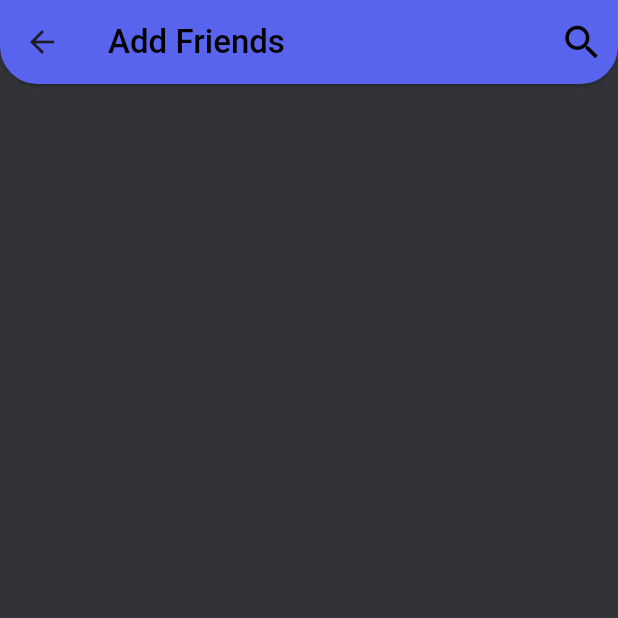
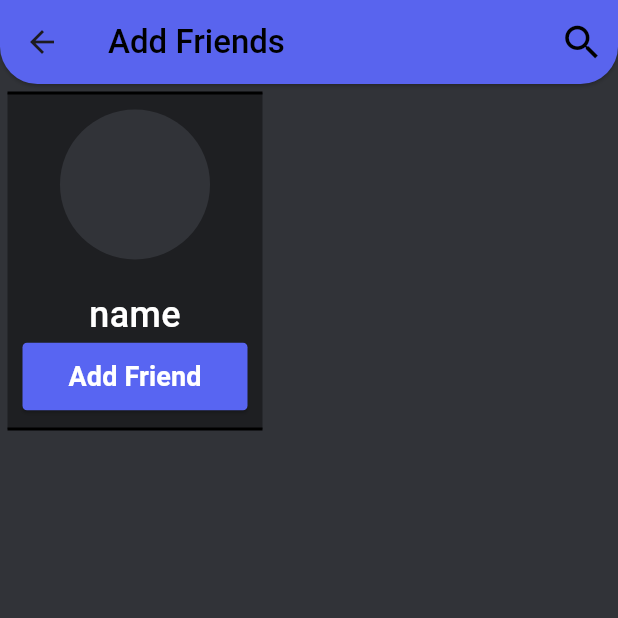
Before and after one commit to MAHMOUDELSAYED69/Chat-Stream, a Flutter app: the AddFriend screen opened by its route, on a phone screen of 412 x 824 dp, the top half of it. Run offline on Flutter 3.47's test engine with Material 3 defaults, Android fonts, the phone set to English and light mode, and no system bars; our stand-ins replace bloc, cloud_firestore, firebase_auth, firebase_core, flutter_bloc, google_sign_in and 3 more; accounts and stored records are empty.

Commit message:
build add friend card.

```diff
--- a/lib/view/screen/home/add_friend.dart
+++ b/lib/view/screen/home/add_friend.dart
@@ -1,4 +1,5 @@
 import 'package:flutter/material.dart';
+import 'package:hambolah_chat_app/view/widget/custom_add_friend_card.dart';
 
 import '../../../core/constant/color.dart';
 
@@ -30,6 +31,12 @@ class AddFriend extends StatelessWidget {
               )),
         ],
       ),
+      body: const Column(children: [
+        AddFriendCard(
+          circleAvatar: "",
+          name: "name",
+        )
+      ]),
     );
   }
 }
--- a/lib/view/widget/custom_add_friend_card.dart
+++ b/lib/view/widget/custom_add_friend_card.dart
@@ -0,0 +1,87 @@
+import 'package:flutter/material.dart';
+import 'package:hambolah_chat_app/view/widget/custom_button.dart';
+
+import '../../core/constant/color.dart';
+
+class AddFriendCard extends StatefulWidget {
+  const AddFriendCard({
+    super.key,
+    this.onTap,
+    required this.circleAvatar,
+    required this.name,
+  });
+  final void Function()? onTap;
+  final String circleAvatar;
+  final String name;
+
+  @override
+  State<AddFriendCard> createState() => _AddFriendCardState();
+}
+
+class _AddFriendCardState extends State<AddFriendCard> {
+  bool isTap = false;
+  @override
+  Widget build(BuildContext context) {
+    return InkWell(
+      onTap: widget.onTap,
+      child: Container(
+        width: 170,
+        margin: const EdgeInsets.all(5),
+        padding: const EdgeInsets.all(10),
+        decoration: const BoxDecoration(
+            color: MyColors.darkGrey2,
+            border: Border.symmetric(
+                horizontal: BorderSide(width: 2, color: MyColors.black))),
+        child: Column(
+          mainAxisAlignment: MainAxisAlignment.center,
+          children: [
+            CircleAvatar(
+              radius: 50,
+              backgroundColor: MyColors.darkGrey,
+              child: Text(
+                widget.circleAvatar,
+                style: const TextStyle(fontSize: 20, color: MyColors.white),
+              ),
+            ),
+            const SizedBox(height: 20),
+            Text(
+              widget.name,
+              overflow: TextOverflow.ellipsis,
+              style: const TextStyle(
+                  fontSize: 24,
+                  color: MyColors.white,
+                  fontWeight: FontWeight.w500),
+            ),
+            CustomButton(
+              color: isTap ? MyColors.lightGrey : MyColors.purple,
+              height: 45,
+              widget: isTap
+                  ? const Text(
+                      "Send",
+                      style: TextStyle(
+                        color: Colors.white,
+                        fontSize: 18,
+                        fontWeight: FontWeight.w600,
+                      ),
+                    )
+                  : const Text(
+                      "Add Friend",
+                      style: TextStyle(
+                        color: Colors.white,
+                        fontSize: 18,
+                        fontWeight: FontWeight.w600,
+                      ),
+                    ),
+              fontSize: 18,
+              onPressed: () {
+                isTap = !isTap;
+                setState(() {});
+                widget.onTap;
+              },
+            )
+          ],
+        ),
+      ),
+    );
+  }
+}
```
